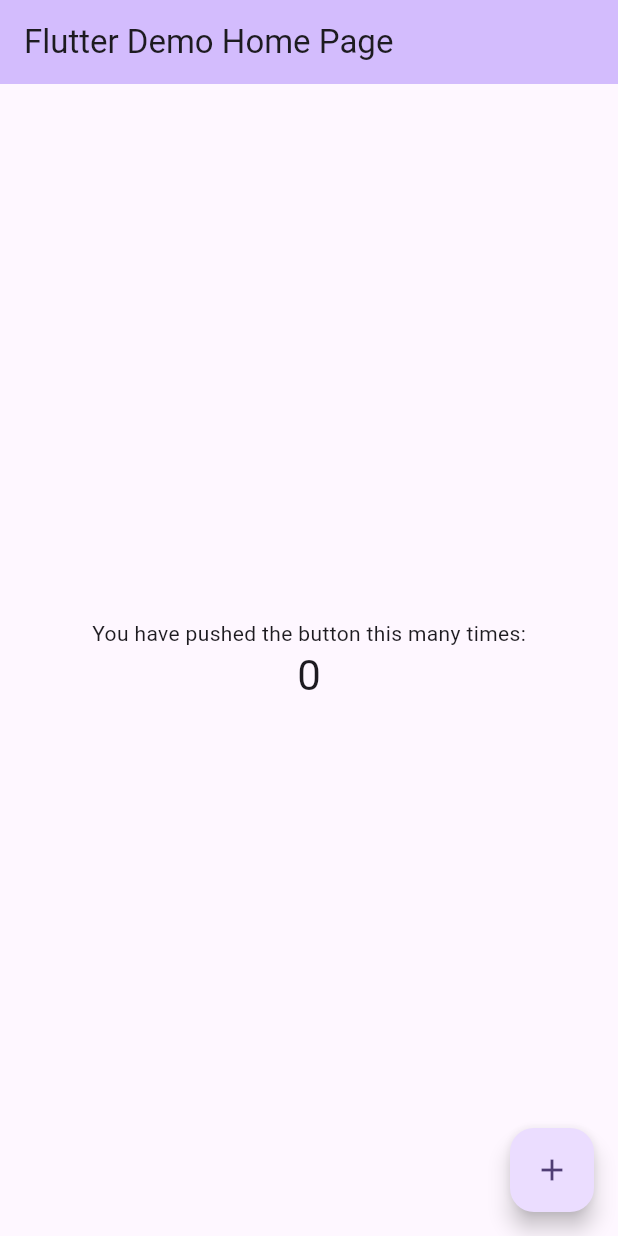
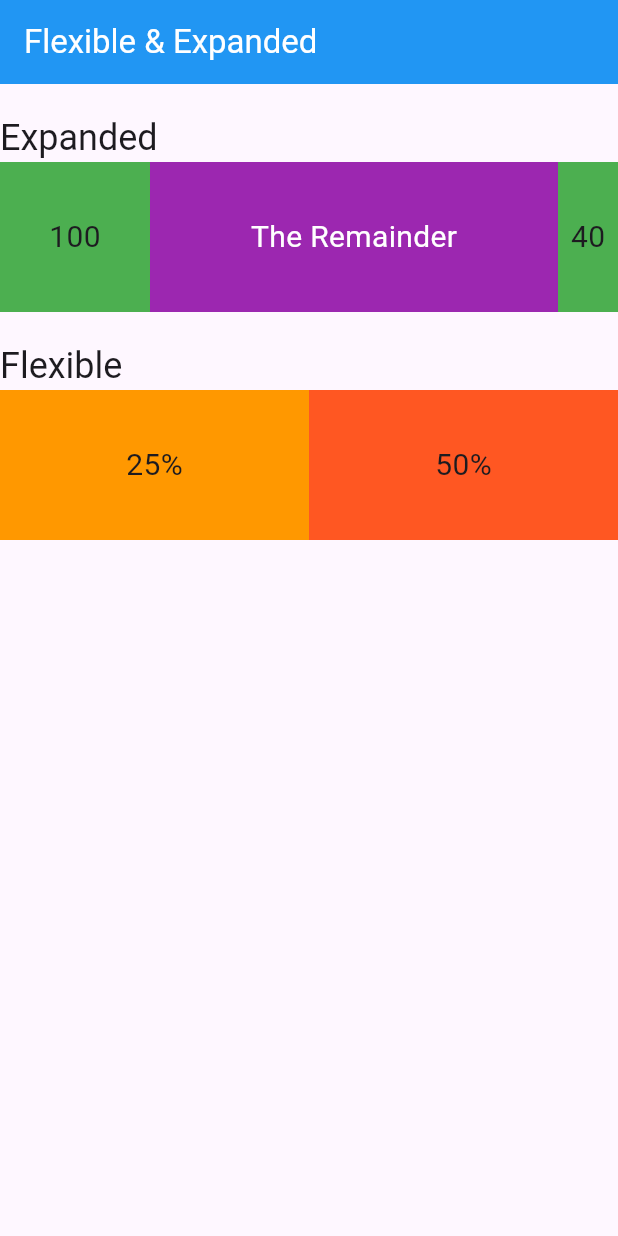
Before and after one commit to MD-DILDAR-MANDAL/learn_flutter, a Flutter app: the screen it shows after launch, on a phone screen of 412 x 824 dp. Run offline on Flutter 3.47's test engine with Material 3 defaults, Android fonts, the phone set to English and light mode, and no system bars.

Commit message:
learning expanded & flexible

```diff
--- /dev/null
+++ b/lib/flex_screen.dart
@@ -0,0 +1,120 @@
+import 'package:flutter/material.dart';
+import './labeled_container.dart';
+
+class FlexScreen extends StatelessWidget {
+  const FlexScreen({super.key});
+
+  @override
+  Widget build(BuildContext context) {
+    return Scaffold(
+      appBar: AppBar(
+        title: const Text('Flexible & Expanded'),
+        foregroundColor: Colors.white,
+        backgroundColor: Colors.blue,
+      ),
+      body: Column(
+        crossAxisAlignment: CrossAxisAlignment.start,
+        children: [
+          ..._header(context,'Expanded'),
+          const DemoExpanded(),
+          ..._header(context,'Flexible'),
+          const DemoFlexible(),
+        ],
+      ),
+    );
+  }
+  Iterable<Widget>_header(BuildContext context, String text){
+    return[
+      const SizedBox(height: 20,),
+      Text(
+        text,
+        style: Theme.of(context).textTheme.headlineSmall,
+      ),
+    ];
+  }
+}
+
+class DemoExpanded extends StatelessWidget {
+  const DemoExpanded({super.key});
+
+  @override
+  Widget build(BuildContext context) {
+    return SizedBox(
+      height: 100,
+      child: Row(
+        children:const [
+          LabeledContainer(
+            width: 100,
+            color: Colors.green,
+            text: '100',
+          ),
+          Expanded(
+            child: LabeledContainer(
+              color: Colors.purple,
+              text: 'The Remainder',
+              textColor: Colors.white,
+              ),
+            ),
+          LabeledContainer(
+            width: 40,
+            color:Colors.green,
+            text: '40',
+          )
+        ],
+      ),
+    );
+  }
+}
+
+class DemoFlexible extends StatelessWidget {
+  const DemoFlexible({super.key});
+
+  @override
+  Widget build(BuildContext context) {
+    return SizedBox(
+      height: 100,
+      child: Row(
+        children: const[
+          Flexible(
+            flex: 1,
+            child: LabeledContainer(
+              color: Colors.orange,
+              text: '25%',
+            ),
+          ),
+          Flexible(
+            flex: 1,
+            child: LabeledContainer(
+              color: Colors.deepOrange,
+              text: '50%',
+            ),
+          )
+        ],
+      ),
+    );
+  }
+}
+
+class DemoFooter extends StatelessWidget {
+  const DemoFooter({super.key});
+
+  @override
+  Widget build(BuildContext context) {
+    return Center(
+      child: Container(
+        decoration: BoxDecoration(
+          color: Colors.yellow,
+          borderRadius: BorderRadius.circular(40),
+        ),
+        padding: const EdgeInsets.symmetric(
+          vertical: 15.0,
+          horizontal: 30,
+        ),
+        child: Text(
+          'Pinned to the Bottom',
+          style: Theme.of(context).textTheme.titleSmall,
+          ),
+      ),
+    );
+  }
+}
--- a/lib/main.dart
+++ b/lib/main.dart
@@ -1,4 +1,5 @@
 import 'package:flutter/material.dart';
+import 'package:learn_flutter/flex_screen.dart';
 
 void main() {
   runApp(const MyApp());
@@ -7,116 +8,14 @@ void main() {
 class MyApp extends StatelessWidget {
   const MyApp({super.key});
 
-  // This widget is the root of your application.
   @override
   Widget build(BuildContext context) {
     return MaterialApp(
       title: 'Flutter Demo',
       theme: ThemeData(
-        // This is the theme of your application.
-        //
-        // TRY THIS: Try running your application with "flutter run". You'll see
-        // the application has a purple toolbar. Then, without quitting the app,
-        // try changing the seedColor in the colorScheme below to Colors.green
-        // and then invoke "hot reload" (save your changes or press the "hot
-        // reload" button in a Flutter-supported IDE, or press "r" if you used
-        // the command line to start the app).
-        //
-        // Notice that the counter didn't reset back to zero; the application
-        // state is not lost during the reload. To reset the state, use hot
-        // restart instead.
-        //
-        // This works for code too, not just values: Most code changes can be
-        // tested with just a hot reload.
         colorScheme: ColorScheme.fromSeed(seedColor: Colors.deepPurple),
       ),
-      home: const MyHomePage(title: 'Flutter Demo Home Page'),
+      home: const FlexScreen(),
     );
   }
 }
-
-class MyHomePage extends StatefulWidget {
-  const MyHomePage({super.key, required this.title});
-
-  // This widget is the home page of your application. It is stateful, meaning
-  // that it has a State object (defined below) that contains fields that affect
-  // how it looks.
-
-  // This class is the configuration for the state. It holds the values (in this
-  // case the title) provided by the parent (in this case the App widget) and
-  // used by the build method of the State. Fields in a Widget subclass are
-  // always marked "final".
-
-  final String title;
-
-  @override
-  State<MyHomePage> createState() => _MyHomePageState();
-}
-
-class _MyHomePageState extends State<MyHomePage> {
-  int _counter = 0;
-
-  void _incrementCounter() {
-    setState(() {
-      // This call to setState tells the Flutter framework that something has
-      // changed in this State, which causes it to rerun the build method below
-      // so that the display can reflect the updated values. If we changed
-      // _counter without calling setState(), then the build method would not be
-      // called again, and so nothing would appear to happen.
-      _counter++;
-    });
-  }
-
-  @override
-  Widget build(BuildContext context) {
-    // This method is rerun every time setState is called, for instance as done
-    // by the _incrementCounter method above.
-    //
-    // The Flutter framework has been optimized to make rerunning build methods
-    // fast, so that you can just rebuild anything that needs updating rather
-    // than having to individually change instances of widgets.
-    return Scaffold(
-      appBar: AppBar(
-        // TRY THIS: Try changing the color here to a specific color (to
-        // Colors.amber, perhaps?) and trigger a hot reload to see the AppBar
-        // change color while the other colors stay the same.
-        backgroundColor: Theme.of(context).colorScheme.inversePrimary,
-        // Here we take the value from the MyHomePage object that was created by
-        // the App.build method, and use it to set our appbar title.
-        title: Text(widget.title),
-      ),
-      body: Center(
-        // Center is a layout widget. It takes a single child and positions it
-        // in the middle of the parent.
-        child: Column(
-          // Column is also a layout widget. It takes a list of children and
-          // arranges them vertically. By default, it sizes itself to fit its
-          // children horizontally, and tries to be as tall as its parent.
-          //
-          // Column has various properties to control how it sizes itself and
-          // how it positions its children. Here we use mainAxisAlignment to
-          // center the children vertically; the main axis here is the vertical
-          // axis because Columns are vertical (the cross axis would be
-          // horizontal).
-          //
-          // TRY THIS: Invoke "debug painting" (choose the "Toggle Debug Paint"
-          // action in the IDE, or press "p" in the console), to see the
-          // wireframe for each widget.
-          mainAxisAlignment: MainAxisAlignment.center,
-          children: <Widget>[
-            const Text('You have pushed the button this many times:'),
-            Text(
-              '$_counter',
-              style: Theme.of(context).textTheme.headlineMedium,
-            ),
-          ],
-        ),
-      ),
-      floatingActionButton: FloatingActionButton(
-        onPressed: _incrementCounter,
-        tooltip: 'Increment',
-        child: const Icon(Icons.add),
-      ), // This trailing comma makes auto-formatting nicer for build methods.
-    );
-  }
-}
```
